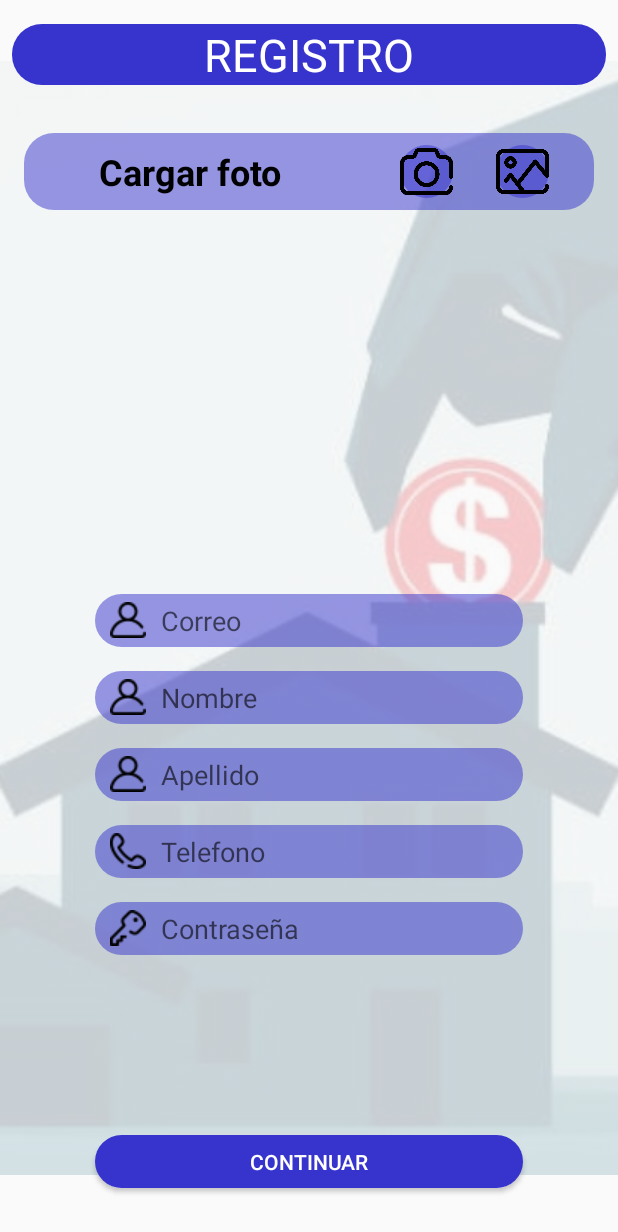
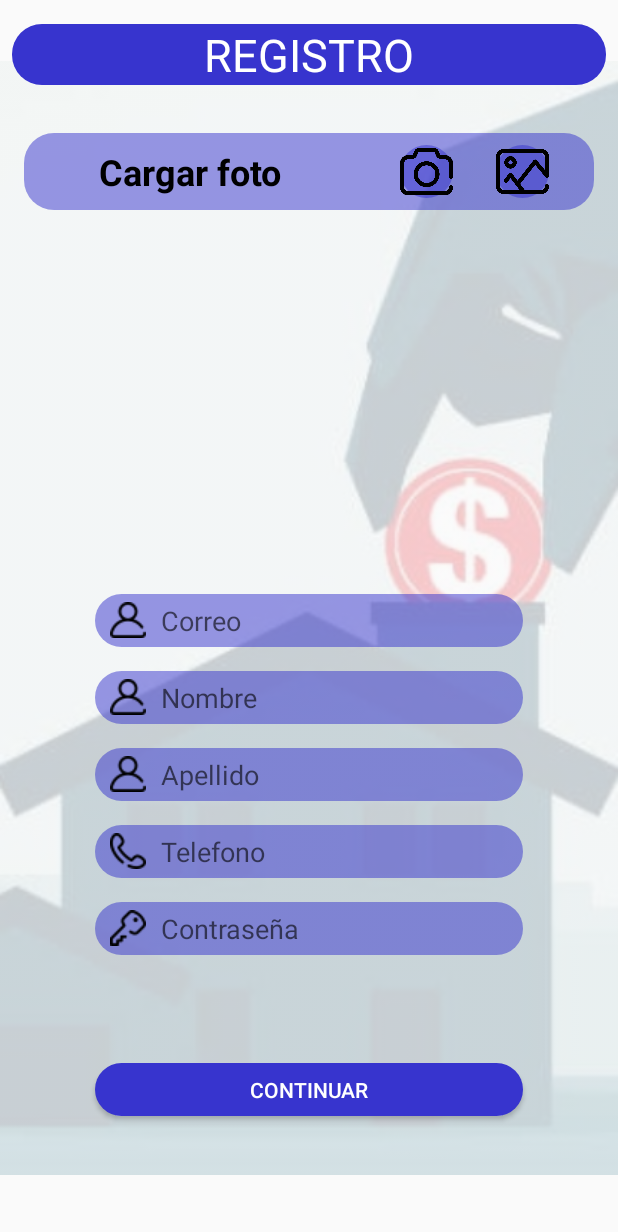
Before and after one commit to compumovil2010/TuAppto, an Android app: the RegistryActivity screen opened directly, with no data from a screen before it, on a phone screen of 412 x 824 dp. Shown: the top 1232 px of the screen. Run offline under Robolectric (Android 15) with nearby library versions, the phone set to English and light mode, and no system bars.

Commit message:
Se dejaron comentarios

```diff
--- a/app/src/main/java/com/example/tuappto/PublishPropertyActivity.java
+++ b/app/src/main/java/com/example/tuappto/PublishPropertyActivity.java
@@ -180,6 +180,8 @@ public class PublishPropertyActivity extends FragmentActivity implements OnMapRe
         });
 
         buttonPublish.setOnClickListener(new View.OnClickListener() {
+
+            //ACA VERIFICAR QUE SI SE TENGA UNA UBICACION, SINO DECIRLE
             @Override
             public void onClick(View view) {
 
@@ -408,6 +410,8 @@ public class PublishPropertyActivity extends FragmentActivity implements OnMapRe
     private void publishProperty(){
 
         newProperty = new Property();
+
+        //Aca se pone la ubicacion
         location = new LatLng(currentLocation.getLatitude(), currentLocation.getLongitude());
         newProperty.setArea(area);
         newProperty.setDescription(description);
@@ -415,6 +419,8 @@ public class PublishPropertyActivity extends FragmentActivity implements OnMapRe
         newProperty.setPrice(price);
         newProperty.setRooms(rooms);
         newProperty.setSellOrRent(sellOrRent);
+
+        //Aca se guarda la ubicacion
         newProperty.setLocation(location);
         newProperty.setOwnerId(fuser.getUid());
         newProperty.setImagePath("Images/Properties/" + key + ".jpg");
--- a/app/src/main/java/com/example/tuappto/adapters/PropertyAdapter.java
+++ b/app/src/main/java/com/example/tuappto/adapters/PropertyAdapter.java
@@ -62,7 +62,9 @@ public class PropertyAdapter extends RecyclerView.Adapter<PropertyAdapter.ViewHo
         holder.textViewParking.setText(String.format("Parqueaderos: %s", String.valueOf(property.getParking())));
         holder.textViewRooms.setText(String.format("Habitaciones: %s", String.valueOf(property.getRooms())));
         holder.textViewPrice.setText(String.format("Precio: %s", String.valueOf(property.getPrice())));
-        holder.textViewAddress.setText("Esto falta");
+
+        //poner String.format("Direccion: %s", String.valueOf(property. ACA EL METODO QUE LLAMA A LA DIRECCION DESDE PROPIEDAD ()))
+        holder.textViewAddress.setText("ACA VA EL COMENTARIO DE ARRIBA");
         downloadPhoto(property.getImagePath(),holder.imageViewProperty);
 
     }
--- a/app/src/main/res/layout/activity_registry.xml
+++ b/app/src/main/res/layout/activity_registry.xml
@@ -199,13 +199,15 @@
             android:id="@+id/buttonContinue"
             android:layout_width="285dp"
             android:layout_height="35dp"
+            android:layout_marginTop="24dp"
             android:layout_marginBottom="32dp"
             android:background="@drawable/button"
             android:text="@string/continue_button"
             android:textColor="@color/colorWhite"
             app:layout_constraintBottom_toBottomOf="parent"
             app:layout_constraintEnd_toEndOf="parent"
-            app:layout_constraintStart_toStartOf="parent" />
+            app:layout_constraintStart_toStartOf="parent"
+            app:layout_constraintTop_toBottomOf="@+id/editTextPassword" />
 
 
 
```
Also changed, not shown: app/src/main/java/com/example/tuappto/EditActivity.java (+10 -0 lines), app/src/main/java/com/example/tuappto/MyPublicationsActivity.java (+8 -0 lines).
